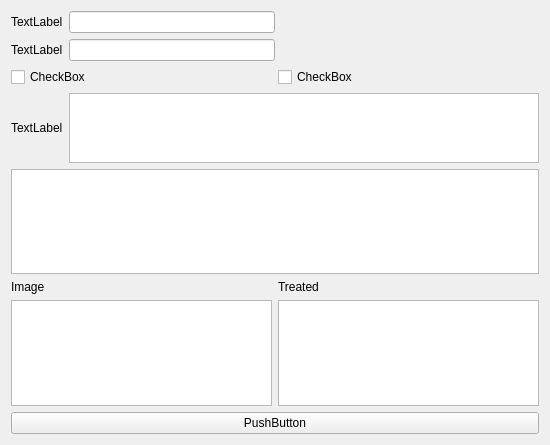
Old version of the form ui/AnalysisSettingForm.ui in the repository nicolasCtd/beeReal.
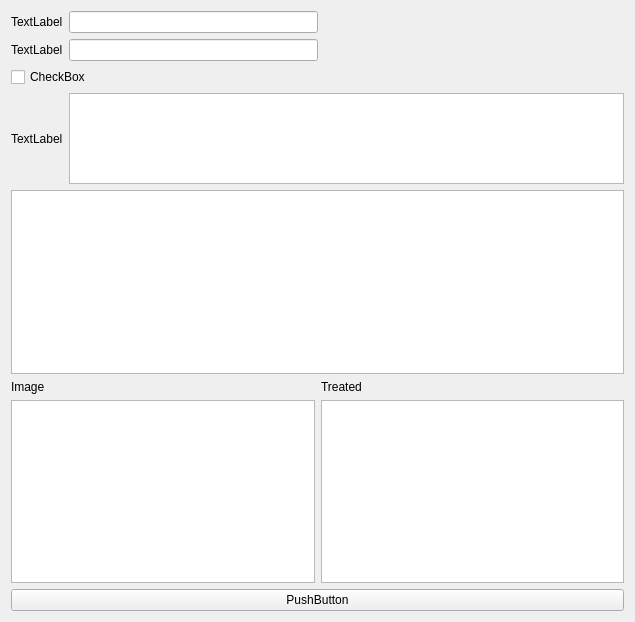
New version of the form. Custom widgets are drawn as their Qt base class.

Commit message: cubital is no longer an option/ load discoidal status

```diff
--- a/ui/AnalysisSettingForm.ui
+++ b/ui/AnalysisSettingForm.ui
@@ -6,8 +6,8 @@
    <rect>
     <x>0</x>
     <y>0</y>
-    <width>550</width>
-    <height>445</height>
+    <width>635</width>
+    <height>622</height>
    </rect>
   </property>
   <property name="windowTitle">
@@ -65,17 +65,17 @@
       </widget>
      </item>
      <item>
-      <widget class="QCheckBox" name="cubitalCheckBox">
-       <property name="maximumSize">
+      <spacer name="horizontalSpacer_2">
+       <property name="orientation">
+        <enum>Qt::Horizontal</enum>
+       </property>
+       <property name="sizeHint" stdset="0">
         <size>
-         <width>16777215</width>
-         <height>300</height>
+         <width>40</width>
+         <height>20</height>
         </size>
        </property>
-       <property name="text">
-        <string>CheckBox</string>
-       </property>
-      </widget>
+      </spacer>
      </item>
     </layout>
    </item>
```
The commit also changes 3 other files.
